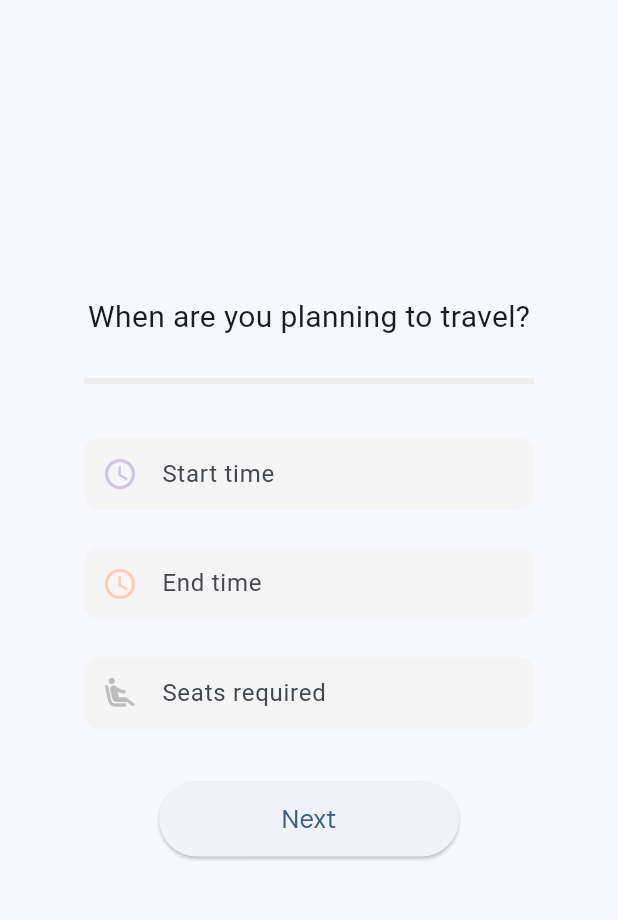
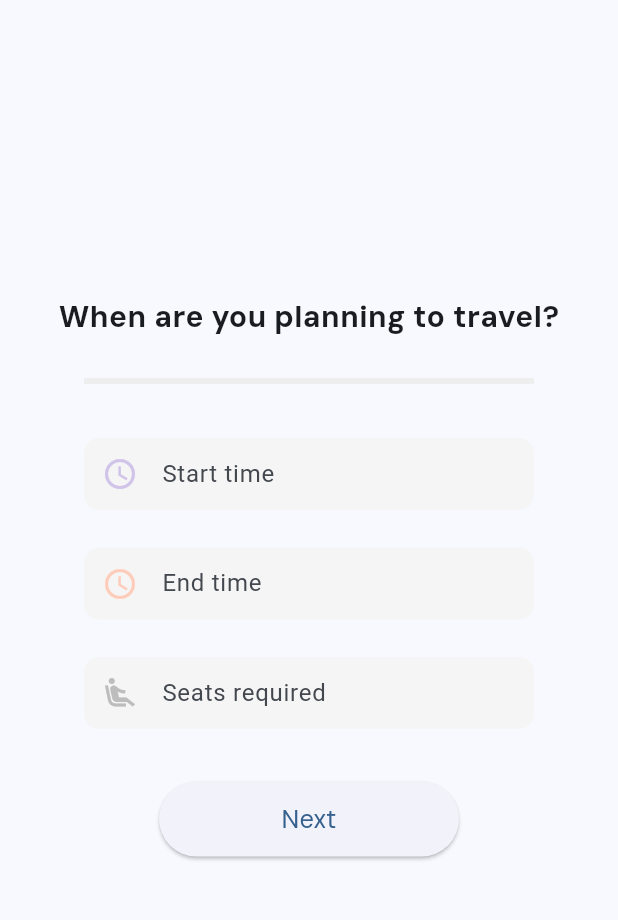
Before and after one commit to KiranRaghavendra1248/Ride-Share, a Flutter app: the FindRideFirstScreen screen opened directly, on a phone screen of 412 x 824 dp, the part 84-1004 px from its top. Run offline on Flutter 3.47's test engine with Material 3 defaults, Android fonts, the phone set to English and light mode, and no system bars; our stand-ins replace flutter_dotenv, geolocator, google_maps_flutter; missing offline and left inert: flutter_google_places, google_maps_webservice.

Commit message:
Added myLocationEnabled for smoll current location marker

```diff
--- a/front-end/rideshare/lib/screens/find_ride_first_screen.dart
+++ b/front-end/rideshare/lib/screens/find_ride_first_screen.dart
@@ -49,8 +49,10 @@ class _FindRideFirstScreenState extends State<FindRideFirstScreen> {
                     Text(
                       "When are you planning to travel?",
                       style: TextStyle(
-                          fontSize: 20
-                      ),
+                      fontSize: 20,
+                      fontFamily: 'DMSans',
+                      fontWeight: FontWeight.bold,
+                    ),
                     ),
                     SizedBox(height: 20),
                     Container(
--- a/front-end/rideshare/lib/screens/find_ride_map_screen.dart
+++ b/front-end/rideshare/lib/screens/find_ride_map_screen.dart
@@ -60,6 +60,8 @@ class _FindRideMapScreenState extends State<FindRideMapScreen> {
             GoogleMap(
                 initialCameraPosition: initialPosition,
                 zoomControlsEnabled: false,
+                myLocationEnabled: true,
+                myLocationButtonEnabled: false,
                 markers: markers,
                 mapType: MapType.normal,
                 onMapCreated: (GoogleMapController controller) {
@@ -247,10 +249,6 @@ class _FindRideMapScreenState extends State<FindRideMapScreen> {
         )
     );
     markers.clear();
-    markers.add(
-        Marker(markerId: MarkerId('currentLocation'),
-            position: LatLng(position.latitude, position.longitude))
-    );
     setState(() {});
   }
 
```
Also changed, not shown: front-end/rideshare/lib/screens/confirm_ride_map_screen.dart (+2 -5 lines).
